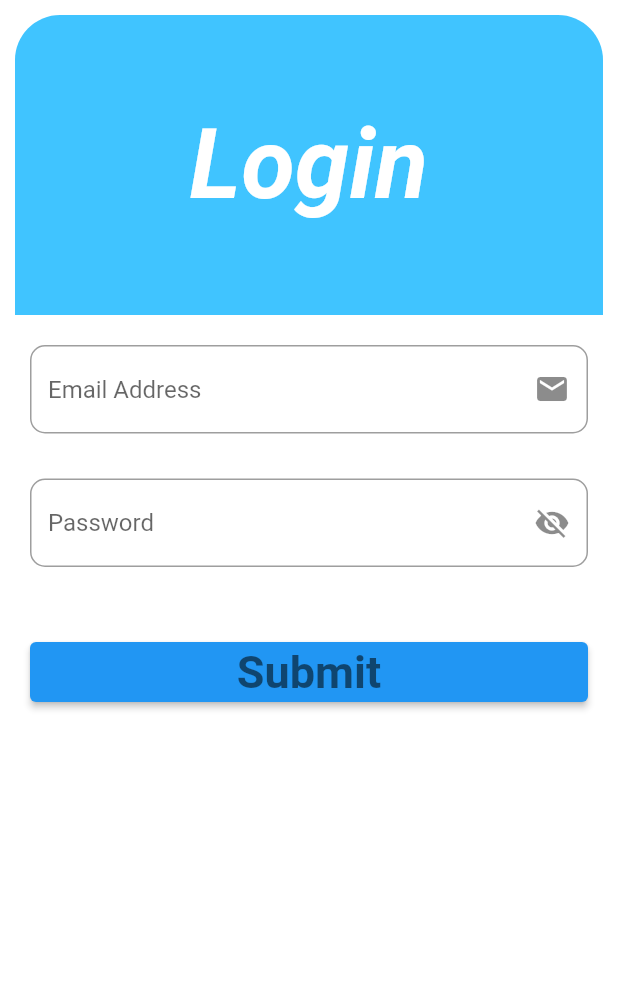
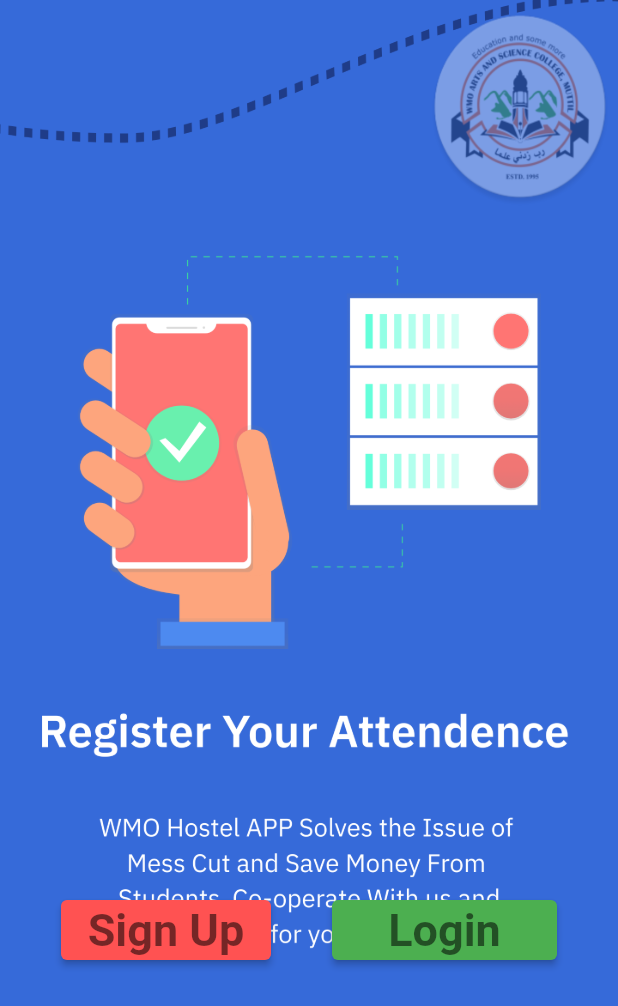
Before and after one commit to mohammedek/wmo_hostel_attendence, a Flutter app: the screen it shows after launch, on a phone screen of 412 x 824 dp. Shown: the top 1006 px of the screen. Run offline on Flutter 3.47's test engine with Material 2 defaults, Android fonts, the phone set to English and light mode, and no system bars; our stand-ins replace cloud_firestore, firebase_auth, firebase_core, flutter_bloc; accounts and stored records are empty.

Commit message:
desicion page + changes

```diff
--- a/lib/auth/login.dart
+++ b/lib/auth/login.dart
@@ -53,13 +53,10 @@ class LoginPage extends StatelessWidget {
                         const customTextFeild(),
                         const customPasswordFeild(),
                         const SizedBox(height: 30.0,),
-                         Padding(
+                         const Padding(
                             padding: EdgeInsets.all(10.0),
                             child: (
                             DupButtons(
-                              onPress:(){
-                                print("sclkwlkfh");
-                              },
                                   buttonText: "Submit",
                                   buttonTextColor: Colors.blue,
                                   buttonColor: Colors.blue,
--- a/lib/auth/registration.dart
+++ b/lib/auth/registration.dart
@@ -11,8 +11,10 @@ class Register extends StatelessWidget {
     return  SingleChildScrollView(
       child: Row(
         children: [
-          TextField(
-
+          Container(
+            height: 300,
+            width: 200,
+            color: Colors.green,
           )
         ],
       ),
--- a/lib/main.dart
+++ b/lib/main.dart
@@ -4,6 +4,7 @@ import 'package:firebase_core/firebase_core.dart';
 import 'package:cloud_firestore/cloud_firestore.dart';
 import 'package:firebase_auth/firebase_auth.dart';
 import 'package:flutter_bloc/flutter_bloc.dart';
+import 'package:wmo_hostel_attendence/splash_views/desicion_screen.dart';
 
 import 'auth/login.dart';
 
@@ -20,8 +21,8 @@ class MyApp extends StatelessWidget {
   // This widget is the root of your application.
   @override
   Widget build(BuildContext context) {
-    return MaterialApp(
-      home: LoginPage(),
+    return const MaterialApp(
+      home:  DesicionScreen(),
     );
   }
 }
--- /dev/null
+++ b/lib/splash_views/desicion_screen.dart
@@ -0,0 +1,81 @@
+import 'package:flutter/material.dart';
+import 'package:flutter/scheduler.dart';
+import 'package:wmo_hostel_attendence/auth/login.dart';
+import 'package:wmo_hostel_attendence/auth/registration.dart';
+
+import '../widgets/buttons_common.dart';
+
+class DesicionScreen extends StatefulWidget {
+  const DesicionScreen({Key? key}) : super(key: key);
+
+  @override
+  State<DesicionScreen> createState() => _DesicionScreenState();
+}
+
+class _DesicionScreenState extends State<DesicionScreen> {
+  @override
+  Widget build(BuildContext context) {
+    return Scaffold(
+      body: SafeArea(
+        child: Stack(
+          children: [
+            Container(
+              color: Colors.indigo,
+              height: MediaQuery.of(context).size.height,
+              width: MediaQuery.of(context).size.width,
+              child:Image.asset("assets/images/desicion_screen.png"),
+            ),
+            Padding(
+              padding: const EdgeInsets.only(top: 600),
+              child: Row(
+                mainAxisAlignment: MainAxisAlignment.spaceEvenly,
+                children:  [
+                  // GestureDetector(
+                  //     onTap:(){
+                  //       print("lk");
+                  //       Navigator.push(
+                  //         context, MaterialPageRoute(builder: (context)=> Register()),);
+                  //     },
+                  //     child:S
+
+                      DupButtons(
+                            onPress: (){
+                              Navigator.push(
+                                context, MaterialPageRoute(builder: (context)=> const Register()));
+                              },
+                            buttonText: "Sign Up",
+                            buttonTextColor:Colors.black54,
+                            buttonColor: Colors.redAccent,
+                            buttonWidth: 140,
+                            buttonHeight: 40),
+
+                   // InkWell(
+                   //    onTap: (){
+                   //      print("kl");
+                   //      // Navigator.push(
+                   //      //   context, MaterialPageRoute(builder: (context)=> const LoginPage()),);
+                   //    },
+                   //    child:
+                      DupButtons(
+                        onPress:() {
+                          Navigator.push(
+                              context, MaterialPageRoute(
+                              builder: (context) => const LoginPage()));
+
+                        },
+    buttonText: "Login",
+                          buttonTextColor:Colors.black54,
+                          buttonColor: Colors.green,
+                          buttonWidth: 150,
+                          buttonHeight: 40),
+
+                ],
+              ),
+            )
+          ],
+        ),
+
+      ),
+    );
+  }
+}
--- a/lib/widgets/buttons_common.dart
+++ b/lib/widgets/buttons_common.dart
@@ -1,16 +1,14 @@
-import 'dart:ffi';
 
 import 'package:flutter/material.dart';
 
-
-
 class DupButtons extends StatelessWidget {
-  final VoidCallback? onPress;
+  // final  dynamic onPress;
   final String buttonText;
   final Color buttonColor;
   final Color buttonTextColor;
   final double buttonWidth;
   final double buttonHeight;
+  final dynamic ? onPress;
   // final double buttonWidth;
   // final double buttonHeight;
   // final BorderRadius button_border;
@@ -18,12 +16,12 @@ class DupButtons extends StatelessWidget {
 
   const DupButtons({
     super.key,
-    this.onPress,
     required this.buttonText,
     required this.buttonTextColor,
     required this.buttonColor,
     required this.buttonWidth,
     required this.buttonHeight,
+    this.onPress,
   });
 
 // class DupButtons extends StatelessWidget {
--- a/pubspec.yaml
+++ b/pubspec.yaml
@@ -65,7 +65,7 @@ flutter:
     - assets/images/wednesday_menu_night.jpg
     - assets/images/thursday_menu_night.jpg
     - assets/images/friday_menu_night.jpg
-
+    - assets/images/desicion_screen.png
   # The following line ensures that the Material Icons font is
   # included with your application, so that you can use the icons in
   # the material Icons class.
```
Also changed, not shown: lib/view/history_view.dart (+20 -19 lines), assets/images/desicion_screen.png (added).
